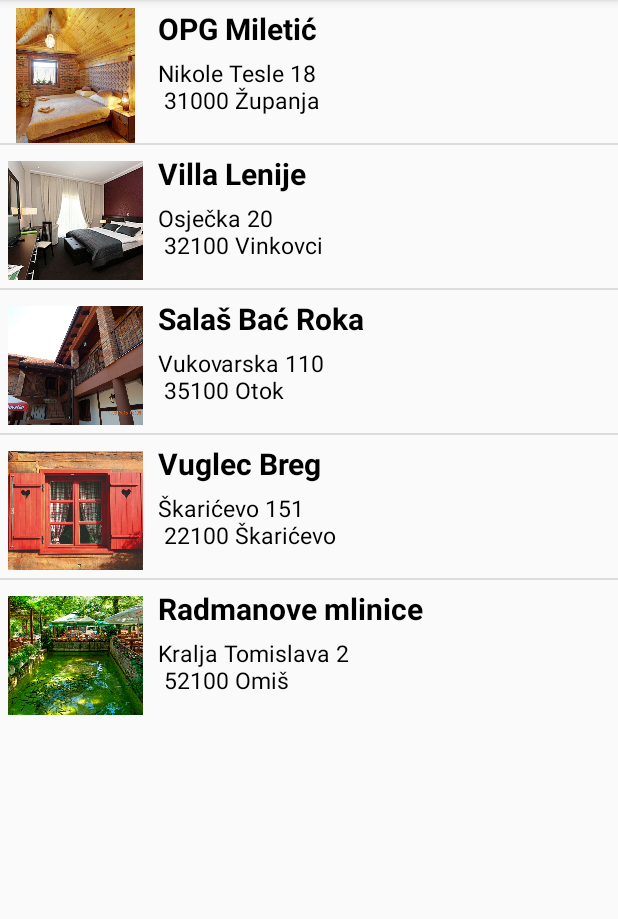
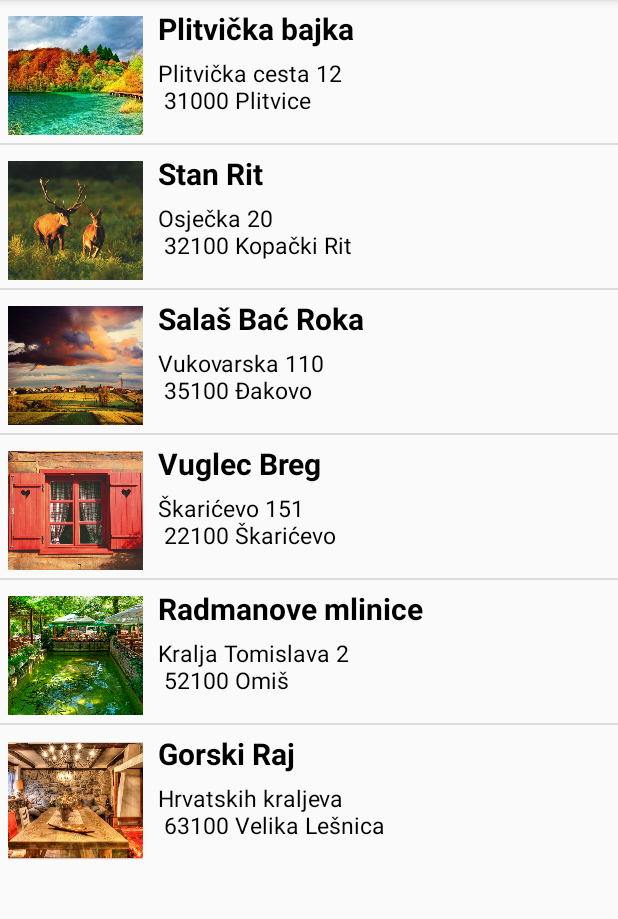
Before and after one commit to DomagojCavarOS/FindMyRoom, an Android app: the screen it shows after launch (MainActivity), on a phone screen of 412 x 824 dp, the part 84-1003 px from its top. Run offline under Robolectric (Android 15) with nearby library versions, the phone set to English and light mode, and no system bars.

Commit message:
FindMyRoom
In Development

```diff
--- a/FindMyRoom/app/src/main/java/com/d42gmail/cavar/findmyroom/FragmentA.java
+++ b/FindMyRoom/app/src/main/java/com/d42gmail/cavar/findmyroom/FragmentA.java
@@ -67,7 +67,7 @@ public class FragmentA extends Fragment{
         PicturesArrayThree=getResources().obtainTypedArray(R.array.picturesThree);
 
         Log.i("slija",""+getResources().getDrawable(R.drawable.vl1));
-        for(int i=0;i<=4;i++){
+        for(int i=0;i<=5;i++){
             Place place1=new Place();
             place1.setPlaceName(PlaceArray[i]);
             place1.setPlaceAdress(AdresArray[i]);
--- a/FindMyRoom/app/src/main/res/layout/fragmentb.xml
+++ b/FindMyRoom/app/src/main/res/layout/fragmentb.xml
@@ -14,7 +14,8 @@
         android:layout_alignParentTop="true"
         android:layout_alignParentLeft="true"
         android:layout_alignParentStart="true"
-        android:scaleType="centerCrop"/>
+        android:scaleType="centerCrop"
+        android:background="#FF4321"/>
 
     <RatingBar
         android:layout_width="wrap_content"
--- a/FindMyRoom/app/src/main/res/values/arraybase.xml
+++ b/FindMyRoom/app/src/main/res/values/arraybase.xml
@@ -1,37 +1,39 @@
 <?xml version="1.0" encoding="utf-8"?>
 <resources>
     <array name="place">
-        <item>OPG Miletić</item>
-        <item>Villa Lenije</item>
+        <item>Plitvička bajka</item>
+        <item>Stan Rit</item>
         <item>Salaš Bać Roka</item>
         <item>Vuglec Breg</item>
         <item>Radmanove mlinice</item>
+        <item>Gorski Raj</item>
     </array>
 
     <array name="adress">
-        <item>Nikole Tesle 18</item>
+        <item>Plitvička cesta 12</item>
         <item>Osječka 20</item>
         <item>Vukovarska 110</item>
         <item>Škarićevo 151</item>
         <item>Kralja Tomislava 2</item>
+        <item>Hrvatskih kraljeva</item>
     </array>
 
     <array name="city">
-        <item>31000 Županja</item>
-        <item>32100 Vinkovci</item>
-        <item>35100 Otok</item>
+        <item>31000 Plitvice</item>
+        <item>32100 Kopački Rit</item>
+        <item>35100 Đakovo</item>
         <item>22100 Škarićevo</item>
         <item>52100 Omiš</item>
+        <item>63100 Velika Lešnica</item>
     </array>
 
     <array name="description">
-        <item>Mi smo mala tročlana obitelj iz Županje koja je nakon vrlo užurbanog životnog ritma našla svoj mir u
-            idiličnom Karancu u koji smo se zaljubili na prvi pogled. U želji da naš sin odrasta u što zdravijem okruženju,
-            u Baranji smo nakon dužeg traganja pronašli svoju mirnu oazu.</item>
-        <item>Hotel Villa Lenije je kombinacija tradicionalne i moderne arhitekture.
-            Sastoji se od starog obnovljenog dijela Ville Lenije  i novoizgrađenog dijela modernog unutarnjeg uređenja.
-            Hotel Villa Lenije idealno je mjesto za sve one koji žele uživati u idiličnoj atmosferi,
-            a u isto vrijeme u blizini svih događaja u gradu.</item>
+        <item>Nacionalni park Plitvička jezera osobita je geološka i hidrogeološka krška pojava.
+            Kompleks Plitvičkih jezera proglašen je nacionalnim parkom 8. travnja 1949. godine.
+            To je najveći, najstariji i najposjećeniji hrvatski nacionalni park.</item>
+        <item>Park prirode Kopački rit je poplavno područje u Baranji, na sjeveroistoku Hrvatske, između rijeka Dunav na istoku i Drave na jugu.
+            Utemeljen je 1976. godine. Park prirode je ukupne veličine 17.700 ha (177 km2), od čega Specijalni zoološki rezervat obuhvaća 8.000 ha (80 km2).
+            Administrativno se nalazi u općini Bilje, Osječko-baranjska županija. Trenutno je najstariji proglašeni park prirode u Hrvatskoj.</item>
         <item>Na temelju jednog malog seoskog imanja sagrađenog još početkom 20 st. nastao je salaš Bać Roka. Krasi ga ljepota
             tradicionalne arhitekture, mnoštvo zelenila i netaknute prirode, te plodna slavonska zemlja.
             Već samim dolaskom pred salaš osjetit ćete pravi ugođaj pitomog slavonskog sela, a otkrivši sve ljepote
@@ -42,45 +44,52 @@
         <item>Tijekom stoljeća rijeka Cetina na svom je putu prema moru usjekla veličanstven kanjon. Svojim gromoglasnim hukom donosila je snagu koja je stoljećima
             pokretala mlinska kola, a zatim nalazila smiraj u dodiru s morem. U tom spoju brzaca i mirnog toka već u 17. i 18. stoljeću spominju se mlinice, koje svoj procvat
             doživljavaju sredinom 19. stoljeća kad ih preuređuje obitelj Radman po kojoj i danas nose ime.</item>
+        <item>Ova bajkovita kuća nalazi se na proplanku sela Velika Lešnica, pored Broda na Kupi. Slovenska granica udaljena je samo dva, a Delnice 9 kilometara. Nedaleko kuće je
+            Dolina leptira u kojoj možete uživati u ljepoti i bogatstvu boja ovih letećih ljepotana, a osim toga, za vrućih ljetnih dana osvježenje možete potražiti na obližnjoj rijeci Kupi.</item>
     </array>
 
     <integer-array name="rate">
-        <item>3</item>
+        <item>5</item>
         <item>4</item>
         <item>3</item>
         <item>5</item>
         <item>5</item>
+        <item>4</item>
     </integer-array>
 
     <array name="picturesMain">
-        <item>@drawable/m3</item>
-        <item>@drawable/vl1</item>
-        <item>@drawable/bc2</item>
+        <item>@drawable/pj4</item>
+        <item>@drawable/kr2</item>
+        <item>@drawable/sbr2</item>
         <item>@drawable/vb1</item>
         <item>@drawable/rm1</item>
+        <item>@drawable/gk1</item>
     </array>
 
     <array name="picturesOne">
-        <item>@drawable/m2</item>
-        <item>@drawable/vl2</item>
-        <item>@drawable/bc1</item>
+        <item>@drawable/pj1</item>
+        <item>@drawable/kr1</item>
+        <item>@drawable/sbr1</item>
         <item>@drawable/vb2</item>
         <item>@drawable/rm2</item>
+        <item>@drawable/gk2</item>
     </array>
 
     <array name="picturesTwo">
-        <item>@drawable/m1</item>
-        <item>@drawable/vl3</item>
-        <item>@drawable/bc2</item>
+        <item>@drawable/pj3</item>
+        <item>@drawable/kr3</item>
+        <item>@drawable/sbr3</item>
         <item>@drawable/vb3</item>
         <item>@drawable/rm3</item>
+        <item>@drawable/gk3</item>
     </array>
 
     <array name="picturesThree">
-        <item>@drawable/m4</item>
-        <item>@drawable/vl4</item>
-        <item>@drawable/bc3</item>
+        <item>@drawable/pj2</item>
+        <item>@drawable/kr4</item>
+        <item>@drawable/sbr4</item>
         <item>@drawable/vb4</item>
         <item>@drawable/rm4</item>
+        <item>@drawable/gk4</item>
     </array>
 </resources>
```
Also changed, not shown: FindMyRoom/app/src/main/res/drawable/gk1.JPG (added), FindMyRoom/app/src/main/res/drawable/kr1.jpg (added), FindMyRoom/app/src/main/res/drawable/kr2.jpg (added), FindMyRoom/app/src/main/res/drawable/kr3.jpg (added), FindMyRoom/app/src/main/res/drawable/kr4.jpg (added), FindMyRoom/app/src/main/res/drawable/pj1.jpg (added), FindMyRoom/app/src/main/res/drawable/pj2.jpg (added), FindMyRoom/app/src/main/res/drawable/pj3.jpg (added), FindMyRoom/app/src/main/res/drawable/pj4.jpg (added), FindMyRoom/app/src/main/res/drawable/sbr1.JPG (added), FindMyRoom/app/src/main/res/drawable/sbr2.jpg (added), FindMyRoom/app/src/main/res/drawable/sbr3.jpg (added), FindMyRoom/app/src/main/res/drawable/sbr4.jpg (added), 3 other files.
